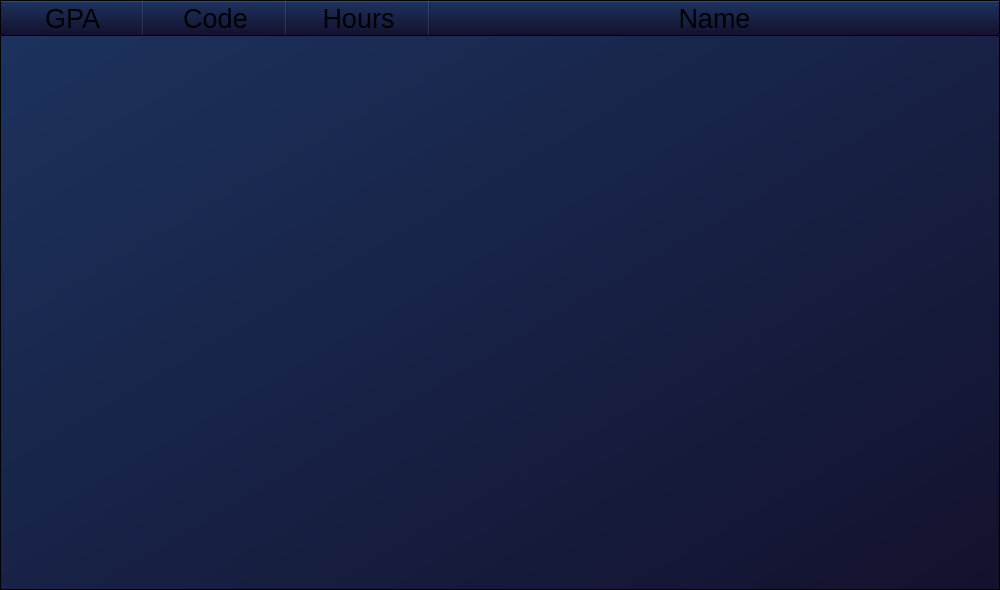
Before: the Qt Designer form Qt/viewcourses.ui in KerollosRady/University-mangament-system, drawn with Qt 5.
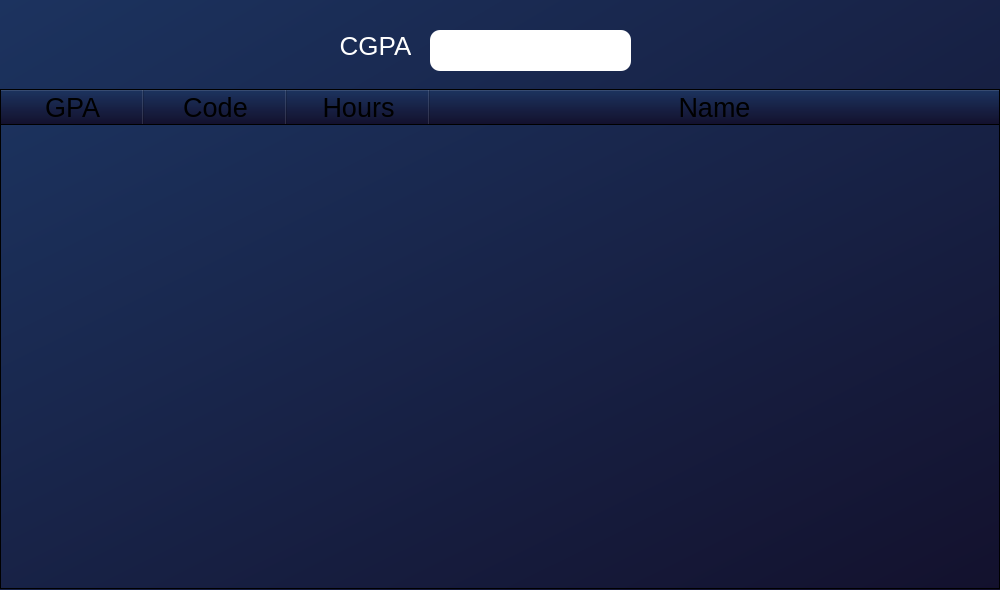
After: the same form once the commit is applied.

The edit to the form file:
```diff
--- a/Qt/viewcourses.ui
+++ b/Qt/viewcourses.ui
@@ -33,9 +33,9 @@
    <property name="geometry">
     <rect>
      <x>0</x>
-     <y>0</y>
+     <y>89</y>
      <width>1000</width>
-     <height>590</height>
+     <height>500</height>
     </rect>
    </property>
    <property name="sizeIncrement">
@@ -133,6 +133,42 @@
     </property>
    </column>
   </widget>
+  <widget class="QLineEdit" name="lineEdit">
+   <property name="geometry">
+    <rect>
+     <x>430</x>
+     <y>30</y>
+     <width>201</width>
+     <height>41</height>
+    </rect>
+   </property>
+   <property name="styleSheet">
+    <string notr="true">    border-radius: 10px;
+background:white;
+color:black;</string>
+   </property>
+  </widget>
+  <widget class="QLabel" name="label">
+   <property name="geometry">
+    <rect>
+     <x>340</x>
+     <y>30</y>
+     <width>71</width>
+     <height>31</height>
+    </rect>
+   </property>
+   <property name="styleSheet">
+    <string notr="true">background:transparent;
+color:white;
+font-size : 26px ;</string>
+   </property>
+   <property name="text">
+    <string>CGPA</string>
+   </property>
+   <property name="alignment">
+    <set>Qt::AlignCenter</set>
+   </property>
+  </widget>
  </widget>
  <resources/>
  <connections/>
```
